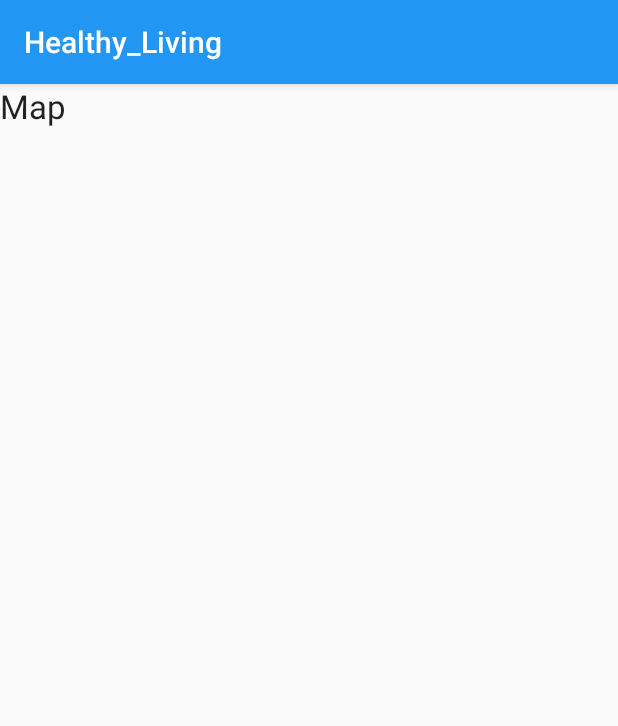
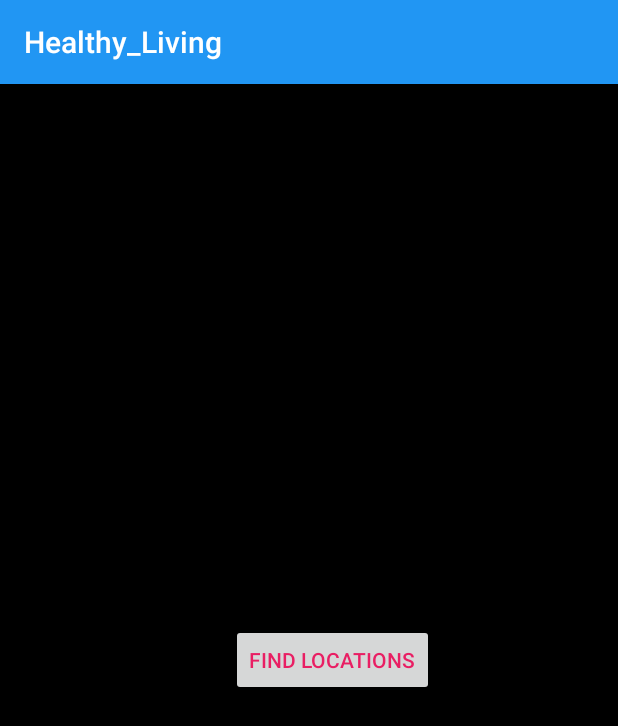
Before and after one commit to KNRiya/Healthy_Living, an Android app: the Map screen opened directly, with no data from a screen before it, on a phone screen of 412 x 824 dp. Shown: the top 726 px of the screen. Run offline under Robolectric (Android 15) with nearby library versions, the phone set to English and light mode, and no system bars.

Commit message:
Location

```diff
--- a/app/build.gradle
+++ b/app/build.gradle
@@ -33,6 +33,7 @@ dependencies {
     implementation 'androidx.appcompat:appcompat:1.1.0'
     implementation 'androidx.cardview:cardview:1.0.0'
     implementation 'androidx.constraintlayout:constraintlayout:1.1.3'
+    implementation 'com.google.android.gms:play-services-maps:17.0.0'
     testImplementation 'junit:junit:4.12'
     androidTestImplementation 'androidx.test.ext:junit:1.1.1'
     androidTestImplementation 'androidx.test.espresso:espresso-core:3.2.0'
--- a/app/src/main/java/com/example/healthy_living/Map.java
+++ b/app/src/main/java/com/example/healthy_living/Map.java
@@ -2,13 +2,26 @@ package com.example.healthy_living;
 
 import androidx.appcompat.app.AppCompatActivity;
 
+import android.content.Intent;
 import android.os.Bundle;
+import android.view.View;
+import android.widget.Button;
 
 public class Map extends AppCompatActivity {
-
+private Button mapToLaca;
     @Override
     protected void onCreate(Bundle savedInstanceState) {
         super.onCreate(savedInstanceState);
         setContentView(R.layout.activity_map);
+        mapToLaca=findViewById(R.id.mapToLocation);
+        mapToLaca.setOnClickListener(new View.OnClickListener() {
+            @Override
+            public void onClick(View view) {
+                Intent intent=new Intent(Map.this,Location.class);
+                startActivity(intent);
+            }
+        });
     }
+
+
 }
--- a/app/src/main/res/layout/activity_map.xml
+++ b/app/src/main/res/layout/activity_map.xml
@@ -4,13 +4,24 @@
     xmlns:tools="http://schemas.android.com/tools"
     android:layout_width="match_parent"
     android:layout_height="match_parent"
-    tools:context=".Map">
+    tools:context=".Map"
+    android:background="@color/p">
 
     <TextView
+
         android:textAppearance="@style/TextAppearance.AppCompat.Large"
-        android:layout_width="match_parent"
+        android:layout_width="wrap_content"
         android:layout_height="wrap_content"
         android:text="@string/option7"
         ></TextView>
+    <Button
+        android:layout_gravity="center"
+        android:layout_marginLeft="110dp"
+        android:layout_width="wrap_content"
+        android:layout_height="wrap_content"
+        android:id="@+id/mapToLocation"
+        android:text="Find Locations"
+        android:textColor="@color/pink"
+        ></Button>
 
 </LinearLayout>
--- a/app/src/main/res/values/strings.xml
+++ b/app/src/main/res/values/strings.xml
@@ -8,4 +8,5 @@
     <string name="option5">Appoinments</string>
     <string name="option6">Resistant Medicines</string>
     <string name="option7">Map</string>
+    <string name="title_activity_location">Map</string>
 </resources>
```
Also changed, not shown: app/src/debug/res/values/google_maps_api.xml (added, +24 -0 lines), app/src/main/AndroidManifest.xml (+24 -1 lines), app/src/main/java/com/example/healthy_living/Location.java (added, +85 -0 lines), app/src/main/res/layout/activity_location.xml (added, +46 -0 lines), 1 other file.
